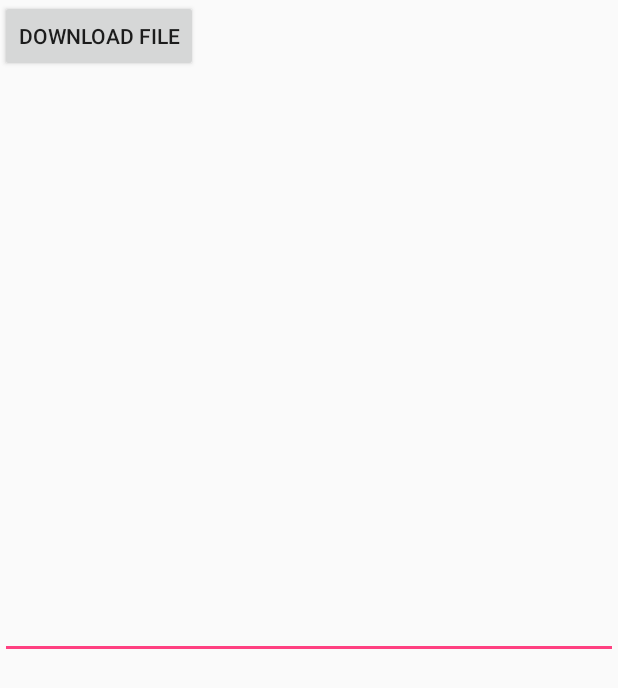
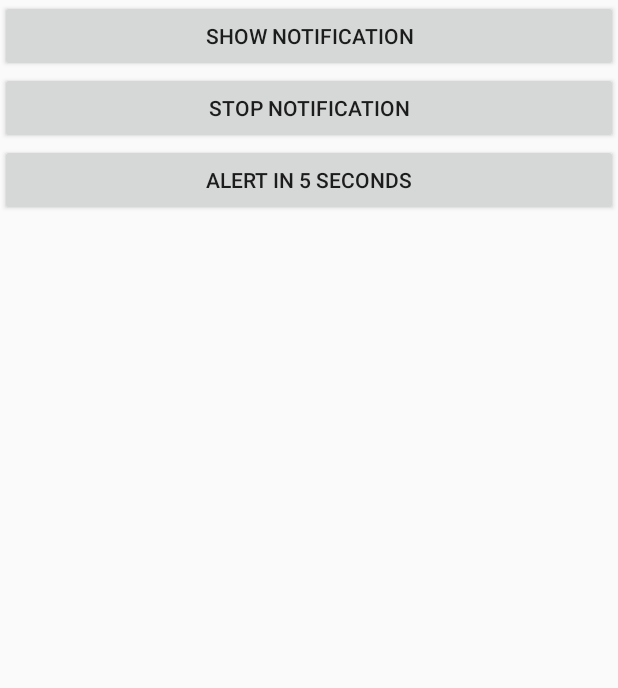
Before and after one commit to CaddyDz/Java, an Android app: the screen it shows after launch (MainActivity), on a phone screen of 412 x 824 dp. Shown: the top 688 px of the screen. Run offline under Robolectric (Android 15) with nearby library versions, the phone set to English and light mode, and no system bars.

Commit message:
Notifications & scheduled alerts 1- Notification manager 2- TaskStackBuilder 3- PendingIntent 4- AlarmManager 5- More on intents 6- Notify user of events even when app is closed
Signed-off-by: Caddy Dz <tbitw31@gmail.com>

```diff
--- a/app/build.gradle
+++ b/app/build.gradle
@@ -4,8 +4,8 @@ android {
     compileSdkVersion 26
     buildToolsVersion "26.0.2"
     defaultConfig {
-        applicationId "com.englishdz.salim.serviceex"
-        minSdkVersion 15
+        applicationId "com.englishdz.salim.notifications"
+        minSdkVersion 16
         targetSdkVersion 26
         versionCode 1
         versionName "1.0"
--- /dev/null
+++ b/app/src/main/java/com/englishdz/salim/notifications/MainActivity.java
@@ -0,0 +1,134 @@
+package com.englishdz.salim.notifications;
+
+import android.app.AlarmManager;
+import android.app.NotificationManager;
+import android.app.PendingIntent;
+import android.app.TaskStackBuilder;
+import android.content.Context;
+import android.content.Intent;
+import android.icu.util.GregorianCalendar;
+import android.os.Build;
+import android.os.Bundle;
+import android.support.annotation.RequiresApi;
+import android.support.design.widget.FloatingActionButton;
+import android.support.design.widget.Snackbar;
+import android.support.v7.app.AppCompatActivity;
+import android.support.v7.app.NotificationCompat;
+import android.support.v7.widget.Toolbar;
+import android.view.View;
+import android.view.Menu;
+import android.view.MenuItem;
+import android.widget.Button;
+
+// NotificationManager : Allows us to notify the user that something happened in the background
+// AlarmManager : Allows you to schedule for your application to do something at a later date even if it is in the background
+
+public class MainActivity extends AppCompatActivity {
+
+    Button showNotificationBtn, stopNotificationBtn, alertBtn;
+
+    // Allows us to notify the user that something happened in the background
+    NotificationManager notificationManager;
+
+    // Used to track the notifications
+    int notifID = 3301;
+
+    // Used to track if notification is active in the task bar
+    boolean isNotifActive = false;
+
+    @Override
+    protected void onCreate(Bundle savedInstanceState) {
+        super.onCreate(savedInstanceState);
+        setContentView(R.layout.activity_main);
+
+        // Initialize buttons
+        showNotificationBtn = (Button) findViewById(R.id.showNotificationBut);
+        stopNotificationBtn = (Button) findViewById(R.id.stopNotificationBut);
+        alertBtn = (Button) findViewById(R.id.alertButton);
+    }
+
+    @Override
+    public boolean onCreateOptionsMenu(Menu menu) {
+        // Inflate the menu; this adds items to the action bar if it is present.
+        getMenuInflater().inflate(R.menu.menu_main, menu);
+        return true;
+    }
+
+    @Override
+    public boolean onOptionsItemSelected(MenuItem item) {
+        // Handle action bar item clicks here. The action bar will
+        // automatically handle clicks on the Home/Up button, so long
+        // as you specify a parent activity in AndroidManifest.xml.
+        int id = item.getItemId();
+
+        //noinspection SimplifiableIfStatement
+        if (id == R.id.action_settings) {
+            return true;
+        }
+
+        return super.onOptionsItemSelected(item);
+    }
+
+    public void showNotification(View view) {
+
+        // Builds a notification
+        NotificationCompat.Builder notifBuilder = (NotificationCompat.Builder) new NotificationCompat.Builder(this).setContentTitle("Heya").setContentText("What's up?").setTicker("Ping").setSmallIcon(R.drawable.toy2);
+
+        // Define that we have the intention of opening MoreInfoNotification
+        Intent moreInfoIntent = new Intent(this, MoreInfoNotification.class);
+
+        // Used to stack tasks across activities so we go to the proper place when back
+        TaskStackBuilder taskStackBuilder = TaskStackBuilder.create(this);
+
+        // Add all parents of this activity to the stack
+        taskStackBuilder.addParentStack(MoreInfoNotification.class);
+
+        // Add our new Intent to the stack
+        taskStackBuilder.addNextIntent(moreInfoIntent);
+
+        // Define an Intent and an action to perform with it by another application
+        // FLAG_UPDATE_CURRENT : If the intent exists keep it but update it if needed
+        PendingIntent pendingIntent = taskStackBuilder.getPendingIntent(0, PendingIntent.FLAG_UPDATE_CURRENT);
+
+        // Defines the Intent to fire when the notification is clicked
+        notifBuilder.setContentIntent(pendingIntent);
+
+        // Gets a NotificationManager which is used to notify the user of the background event
+        notificationManager = (NotificationManager) getSystemService(Context.NOTIFICATION_SERVICE);
+
+        // Pot teh notification
+        notificationManager.notify(notifID, notifBuilder.build());
+
+        // Used so that we can't stop a notification that has already been stopped
+        isNotifActive = true;
+
+
+    }
+
+    public void stopNotification(View view) {
+
+        // If the notification is still active, close it
+        if (isNotifActive) {
+            notificationManager.cancel(notifID);
+        }
+    }
+
+    @RequiresApi(api = Build.VERSION_CODES.N)
+    public void setAlarm(View view) {
+
+        // Define a time value of 5 seconds
+        Long alertTime = new GregorianCalendar().getTimeInMillis()+5*1000;
+
+        // Define our intention of executing AlertReceiver
+        Intent alertIntent = new Intent(this, AlertReceiver.class);
+
+        // Allows you to schedule for your application to do something at a later date even if it is in the background or isn't active
+        AlarmManager alarmManager = (AlarmManager) getSystemService(Context.ALARM_SERVICE);
+
+        // set() schedules an alarm to trigger
+        // Trigger for alertIntent to fire in 5 seconds
+        // FLAG_UPDATE_CURRENT : Update the Intent if active
+        alarmManager.set(AlarmManager.RTC_WAKEUP, alertTime, PendingIntent.getBroadcast(this, 1, alertIntent, PendingIntent.FLAG_UPDATE_CURRENT));
+
+    }
+}
--- a/app/src/main/res/layout/activity_main.xml
+++ b/app/src/main/res/layout/activity_main.xml
@@ -4,27 +4,36 @@
     xmlns:tools="http://schemas.android.com/tools"
     android:layout_width="match_parent"
     android:layout_height="match_parent"
-    tools:context="com.englishdz.salim.serviceex.MainActivity">
+    tools:context="com.englishdz.salim.notifications.MainActivity">
 
     <Button
-        android:layout_width="wrap_content"
+        android:layout_width="match_parent"
         android:layout_height="wrap_content"
-        android:text="Download File"
-        android:id="@+id/startServiceButton"
+        android:text="Show Notification"
+        android:id="@+id/showNotificationBut"
         android:layout_alignParentTop="true"
         android:layout_alignParentLeft="true"
         android:layout_alignParentStart="true"
-        android:onClick="startFileService"/>
+        android:onClick="showNotification"/>
 
-    <EditText
+    <Button
         android:layout_width="match_parent"
-        android:layout_height="350dp"
-        android:inputType="textMultiLine"
-        android:ems="10"
-        android:id="@+id/downloadedEditText"
-        android:layout_below="@+id/startServiceButton"
+        android:layout_height="wrap_content"
+        android:text="Stop Notification"
+        android:id="@+id/stopNotificationBut"
+        android:layout_below="@+id/showNotificationBut"
         android:layout_alignParentLeft="true"
         android:layout_alignParentStart="true"
-        android:layout_marginTop="41dp"/>
+        android:onClick="stopNotification"/>
+
+    <Button
+        android:layout_width="match_parent"
+        android:layout_height="wrap_content"
+        android:text="Alert in 5 Seconds"
+        android:id="@+id/alertButton"
+        android:layout_below="@+id/stopNotificationBut"
+        android:layout_alignParentStart="true"
+        android:layout_alignParentLeft="true"
+        android:onClick="setAlarm"/>
 
 </RelativeLayout>
--- a/app/src/main/res/layout/content_main.xml
+++ b/app/src/main/res/layout/content_main.xml
@@ -6,7 +6,7 @@
     android:layout_width="match_parent"
     android:layout_height="match_parent"
     app:layout_behavior="@string/appbar_scrolling_view_behavior"
-    tools:context="com.englishdz.salim.serviceex.MainActivity"
+    tools:context="com.englishdz.salim.notifications.MainActivity"
     tools:showIn="@layout/activity_main">
 
     <TextView
--- a/app/src/main/res/menu/menu_main.xml
+++ b/app/src/main/res/menu/menu_main.xml
@@ -1,7 +1,7 @@
 <menu xmlns:android="http://schemas.android.com/apk/res/android"
       xmlns:app="http://schemas.android.com/apk/res-auto"
       xmlns:tools="http://schemas.android.com/tools"
-      tools:context="com.englishdz.salim.serviceex.MainActivity">
+      tools:context="com.englishdz.salim.notifications.MainActivity">
     <item
         android:id="@+id/action_settings"
         android:orderInCategory="100"
--- a/app/src/main/res/values/strings.xml
+++ b/app/src/main/res/values/strings.xml
@@ -1,4 +1,4 @@
 <resources>
-    <string name="app_name">ServiceEx</string>
+    <string name="app_name">Notifications</string>
     <string name="action_settings">Settings</string>
 </resources>
```
Also changed, not shown: app/src/main/AndroidManifest.xml (+13 -6 lines), app/src/main/java/com/englishdz/salim/notifications/AlertReceiver.java (added, +48 -0 lines), app/src/main/java/com/englishdz/salim/notifications/MoreInfoNotification.java (added, +15 -0 lines), app/src/main/java/com/englishdz/salim/serviceex/FileService.java (deleted, +0 -103 lines), app/src/main/java/com/englishdz/salim/serviceex/MainActivity.java (deleted, +0 -130 lines), app/src/main/res/layout/more_info_notif.xml (added, +13 -0 lines), app/src/main/res/drawable/toy2.png (added), gradle/wrapper/gradle-wrapper.properties, 4 other files.
